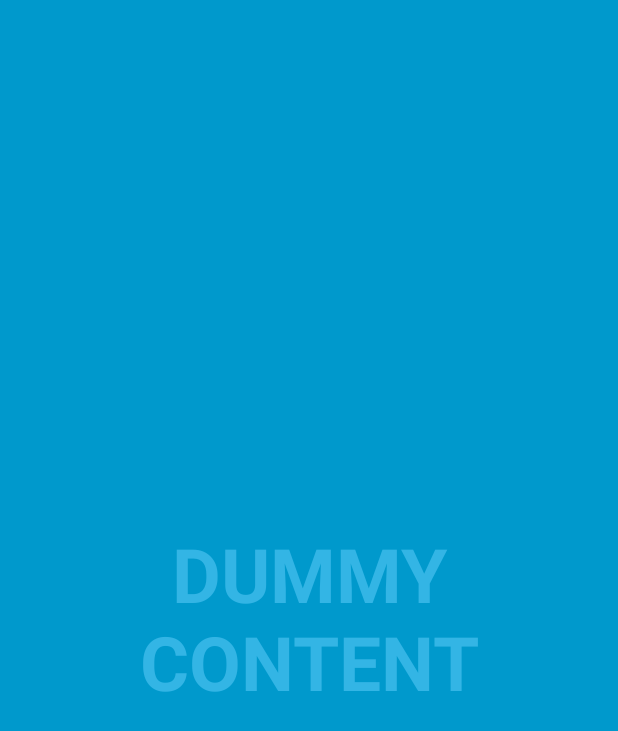
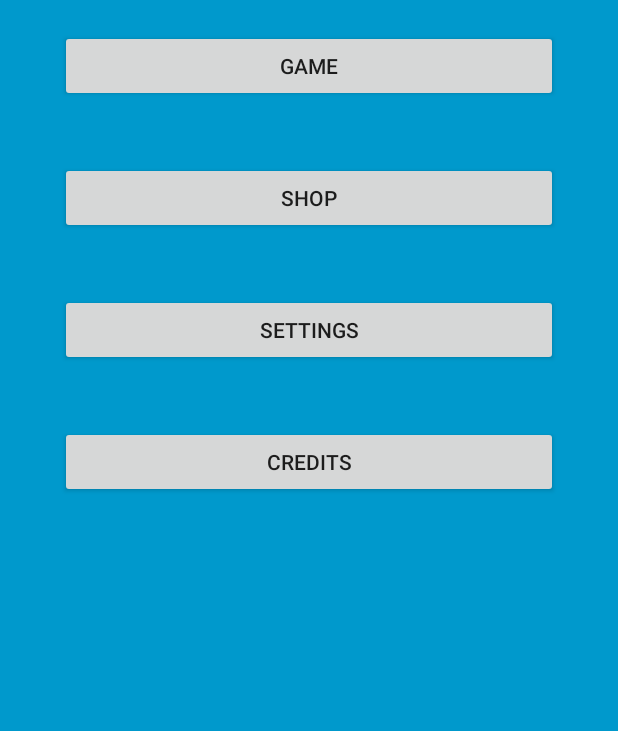
Before and after one commit to alvaroBarrosoMato/Space-Crusade, an Android app: the screen it shows after launch (MainActivity), on a phone screen of 412 x 824 dp. Shown: the top 731 px of the screen. Run offline under Robolectric (Android 15) with nearby library versions, the phone set to English and light mode, and no system bars.

Commit message:
Main activity con full screen y GameActivity

```diff
--- a/app/app/src/main/java/alvaro/daniel/space_crusade/MainActivity.java
+++ b/app/app/src/main/java/alvaro/daniel/space_crusade/MainActivity.java
@@ -1,35 +1,26 @@
 package alvaro.daniel.space_crusade;
 
 import android.annotation.SuppressLint;
+import android.content.Intent;
 import android.support.v7.app.ActionBar;
 import android.support.v7.app.AppCompatActivity;
 import android.os.Bundle;
 import android.os.Handler;
 import android.view.MotionEvent;
 import android.view.View;
+import android.widget.Button;
 
 /**
  * An example full-screen activity that shows and hides the system UI (i.e.
  * status bar and navigation/system bar) with user interaction.
  */
-public class MainActivity extends AppCompatActivity {
-    /**
-     * Whether or not the system UI should be auto-hidden after
-     * {@link #AUTO_HIDE_DELAY_MILLIS} milliseconds.
-     */
-    private static final boolean AUTO_HIDE = true;
-
-    /**
-     * If {@link #AUTO_HIDE} is set, the number of milliseconds to wait after
-     * user interaction before hiding the system UI.
-     */
-    private static final int AUTO_HIDE_DELAY_MILLIS = 3000;
-
+public class MainActivity extends AppCompatActivity implements View.OnClickListener{
+    Button gameButton, creditsButton, shopButton, settingsButton;
     /**
      * Some older devices needs a small delay between UI widget updates
      * and a change of the status and navigation bar.
      */
-    private static final int UI_ANIMATION_DELAY = 300;
+    public static final int UI_ANIMATION_DELAY = 300;
     private final Handler mHideHandler = new Handler();
     private View mContentView;
     private final Runnable mHidePart2Runnable = new Runnable() {
@@ -49,63 +40,29 @@ public class MainActivity extends AppCompatActivity {
                     | View.SYSTEM_UI_FLAG_HIDE_NAVIGATION);
         }
     };
-    private View mControlsView;
-    private final Runnable mShowPart2Runnable = new Runnable() {
-        @Override
-        public void run() {
-            // Delayed display of UI elements
-            ActionBar actionBar = getSupportActionBar();
-            if (actionBar != null) {
-                actionBar.show();
-            }
-            mControlsView.setVisibility(View.VISIBLE);
-        }
-    };
-    private boolean mVisible;
+
     private final Runnable mHideRunnable = new Runnable() {
         @Override
         public void run() {
             hide();
         }
     };
-    /**
-     * Touch listener to use for in-layout UI controls to delay hiding the
-     * system UI. This is to prevent the jarring behavior of controls going away
-     * while interacting with activity UI.
-     */
-    private final View.OnTouchListener mDelayHideTouchListener = new View.OnTouchListener() {
-        @Override
-        public boolean onTouch(View view, MotionEvent motionEvent) {
-            if (AUTO_HIDE) {
-                delayedHide(AUTO_HIDE_DELAY_MILLIS);
-            }
-            return false;
-        }
-    };
 
     @Override
     protected void onCreate(Bundle savedInstanceState) {
         super.onCreate(savedInstanceState);
-
         setContentView(R.layout.activity_main);
 
-        mVisible = true;
-        mControlsView = findViewById(R.id.fullscreen_content_controls);
         mContentView = findViewById(R.id.fullscreen_content);
 
-
-        // Set up the user interaction to manually show or hide the system UI.
-        mContentView.setOnClickListener(new View.OnClickListener() {
-            @Override
-            public void onClick(View view) {
-                toggle();
-            }
-        });
-
-        // Upon interacting with UI controls, delay any scheduled hide()
-        // operations to prevent the jarring behavior of controls going away
-        // while interacting with the UI.
-        findViewById(R.id.dummy_button).setOnTouchListener(mDelayHideTouchListener);
+        creditsButton = findViewById(R.id.creditsButton);
+        creditsButton.setOnClickListener(this);
+        shopButton = findViewById(R.id.shopButton);
+        shopButton.setOnClickListener(this);
+        gameButton = findViewById(R.id.gameButton);
+        gameButton.setOnClickListener(this);
+        settingsButton = findViewById(R.id.settingsButton);
+        settingsButton.setOnClickListener(this);
     }
 
     @Override
@@ -118,38 +75,15 @@ public class MainActivity extends AppCompatActivity {
         delayedHide(100);
     }
 
-    private void toggle() {
-        if (mVisible) {
-            hide();
-        } else {
-            show();
-        }
-    }
-
     private void hide() {
         // Hide UI first
         ActionBar actionBar = getSupportActionBar();
         if (actionBar != null) {
             actionBar.hide();
         }
-        mControlsView.setVisibility(View.GONE);
-        mVisible = false;
 
         // Schedule a runnable to remove the status and navigation bar after a delay
-        mHideHandler.removeCallbacks(mShowPart2Runnable);
         mHideHandler.postDelayed(mHidePart2Runnable, UI_ANIMATION_DELAY);
-    }
-
-    @SuppressLint("InlinedApi")
-    private void show() {
-        // Show the system bar
-        mContentView.setSystemUiVisibility(View.SYSTEM_UI_FLAG_LAYOUT_FULLSCREEN
-                | View.SYSTEM_UI_FLAG_LAYOUT_HIDE_NAVIGATION);
-        mVisible = true;
-
-        // Schedule a runnable to display UI elements after a delay
-        mHideHandler.removeCallbacks(mHidePart2Runnable);
-        mHideHandler.postDelayed(mShowPart2Runnable, UI_ANIMATION_DELAY);
     }
 
     /**
@@ -160,4 +94,20 @@ public class MainActivity extends AppCompatActivity {
         mHideHandler.removeCallbacks(mHideRunnable);
         mHideHandler.postDelayed(mHideRunnable, delayMillis);
     }
+
+    @Override
+    public void onClick(View view) {
+        switch(view.getId()){
+            case R.id.creditsButton:
+
+                break;
+            case R.id.shopButton:
+
+                break;
+            case R.id.gameButton:
+                Intent i = new Intent(MainActivity.this, GameActivity.class);
+                startActivity(i);
+                break;
+        }
+    }
 }
--- a/app/app/src/main/res/layout/activity_main.xml
+++ b/app/app/src/main/res/layout/activity_main.xml
@@ -1,8 +1,11 @@
+<?xml version="1.0" encoding="utf-8"?>
 <FrameLayout xmlns:android="http://schemas.android.com/apk/res/android"
     xmlns:tools="http://schemas.android.com/tools"
+    android:orientation="vertical"
     android:layout_width="match_parent"
     android:layout_height="match_parent"
     android:background="#0099cc"
+    android:fitsSystemWindows="true"
     tools:context="alvaro.daniel.space_crusade.MainActivity">
 
     <!-- The primary full-screen view. This can be replaced with whatever view
@@ -10,41 +13,56 @@
          TextureView, etc. -->
     <TextView
         android:id="@+id/fullscreen_content"
+        android:layout_width="0dp"
+        android:layout_height="0dp"
+        android:gravity="center"
+        android:keepScreenOn="true"/>
+
+    <LinearLayout
         android:layout_width="match_parent"
         android:layout_height="match_parent"
-        android:gravity="center"
-        android:keepScreenOn="true"
-        android:text="@string/dummy_content"
-        android:textColor="#33b5e5"
-        android:textSize="50sp"
-        android:textStyle="bold" />
+        android:orientation="vertical">
 
-    <!-- This FrameLayout insets its children based on system windows using
-         android:fitsSystemWindows. -->
-    <FrameLayout
-        android:layout_width="match_parent"
-        android:layout_height="match_parent"
-        android:fitsSystemWindows="true">
-
-        <LinearLayout
-            android:id="@+id/fullscreen_content_controls"
-            style="?metaButtonBarStyle"
+        <Button
+            android:id="@+id/gameButton"
             android:layout_width="match_parent"
             android:layout_height="wrap_content"
-            android:layout_gravity="bottom|center_horizontal"
-            android:background="@color/black_overlay"
-            android:orientation="horizontal"
-            tools:ignore="UselessParent">
+            android:layout_marginBottom="20dp"
+            android:layout_marginLeft="40dp"
+            android:layout_marginRight="40dp"
+            android:layout_marginTop="20dp"
+            android:text="@string/game" />
 
-            <Button
-                android:id="@+id/dummy_button"
-                style="?metaButtonBarButtonStyle"
-                android:layout_width="0dp"
-                android:layout_height="wrap_content"
-                android:layout_weight="1"
-                android:text="@string/dummy_button" />
+        <Button
+            android:id="@+id/shopButton"
+            android:layout_width="match_parent"
+            android:layout_height="wrap_content"
+            android:layout_marginBottom="20dp"
+            android:layout_marginLeft="40dp"
+            android:layout_marginRight="40dp"
+            android:layout_marginTop="20dp"
+            android:text="@string/shop" />
 
-        </LinearLayout>
-    </FrameLayout>
+        <Button
+            android:id="@+id/settingsButton"
+            android:layout_width="match_parent"
+            android:layout_height="wrap_content"
+            android:layout_marginBottom="20dp"
+            android:layout_marginLeft="40dp"
+            android:layout_marginRight="40dp"
+            android:layout_marginTop="20dp"
+            android:text="@string/settings" />
+
+        <Button
+            android:id="@+id/creditsButton"
+            android:layout_width="match_parent"
+            android:layout_height="wrap_content"
+            android:layout_marginBottom="20dp"
+            android:layout_marginLeft="40dp"
+            android:layout_marginRight="40dp"
+            android:layout_marginTop="20dp"
+            android:text="@string/credits" />
+
+    </LinearLayout>
 
 </FrameLayout>
--- a/app/app/src/main/res/values/strings.xml
+++ b/app/app/src/main/res/values/strings.xml
@@ -1,6 +1,8 @@
 <resources>
     <string name="app_name">Space-Crusade</string>
 
-    <string name="dummy_button">Dummy Button</string>
-    <string name="dummy_content">DUMMY\nCONTENT</string>
+    <string name="game">Game</string>
+    <string name="shop">Shop</string>
+    <string name="settings">Settings</string>
+    <string name="credits">Credits</string>
 </resources>
--- a/app/app/src/main/res/values/styles.xml
+++ b/app/app/src/main/res/values/styles.xml
@@ -1,7 +1,7 @@
 <resources>
 
     <!-- Base application theme. -->
-    <style name="AppTheme" parent="Theme.AppCompat.Light.DarkActionBar">
+    <style name="AppTheme" parent="Theme.AppCompat.Light.NoActionBar">
         <!-- Customize your theme here. -->
         <item name="colorPrimary">@color/colorPrimary</item>
         <item name="colorPrimaryDark">@color/colorPrimaryDark</item>
```
Also changed, not shown: app/app/src/main/AndroidManifest.xml (+10 -0 lines), app/app/src/main/java/alvaro/daniel/space_crusade/GameActivity.java (added, +34 -0 lines), app/app/src/main/res/layout/activity_game.xml (added, +27 -0 lines).
